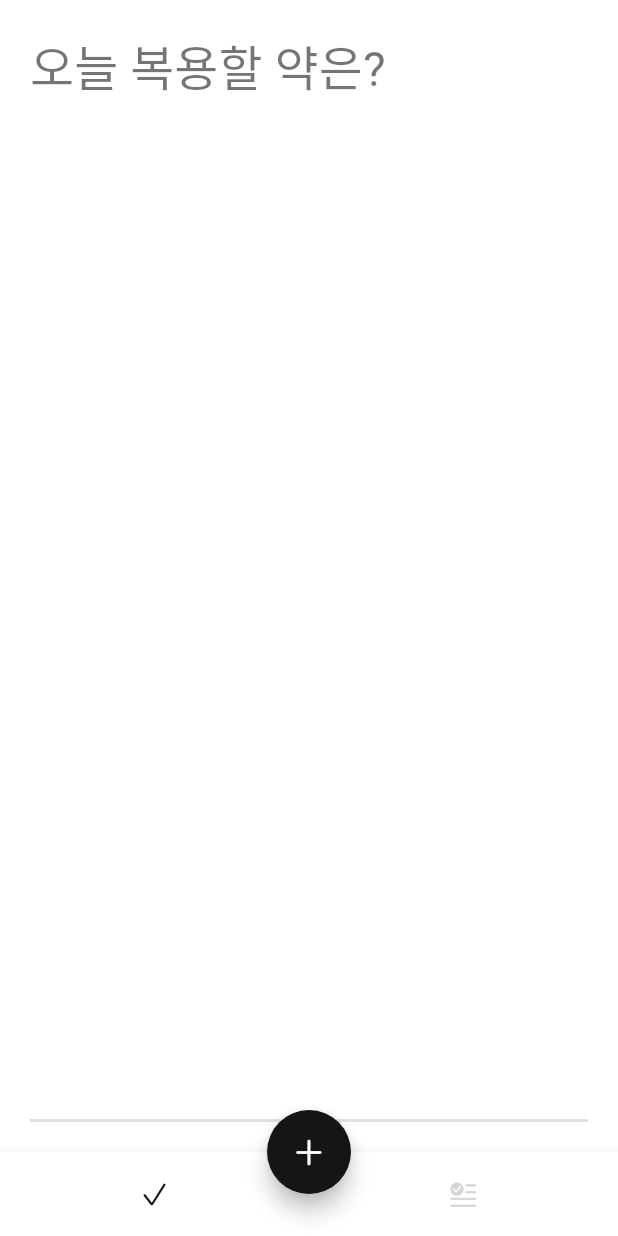
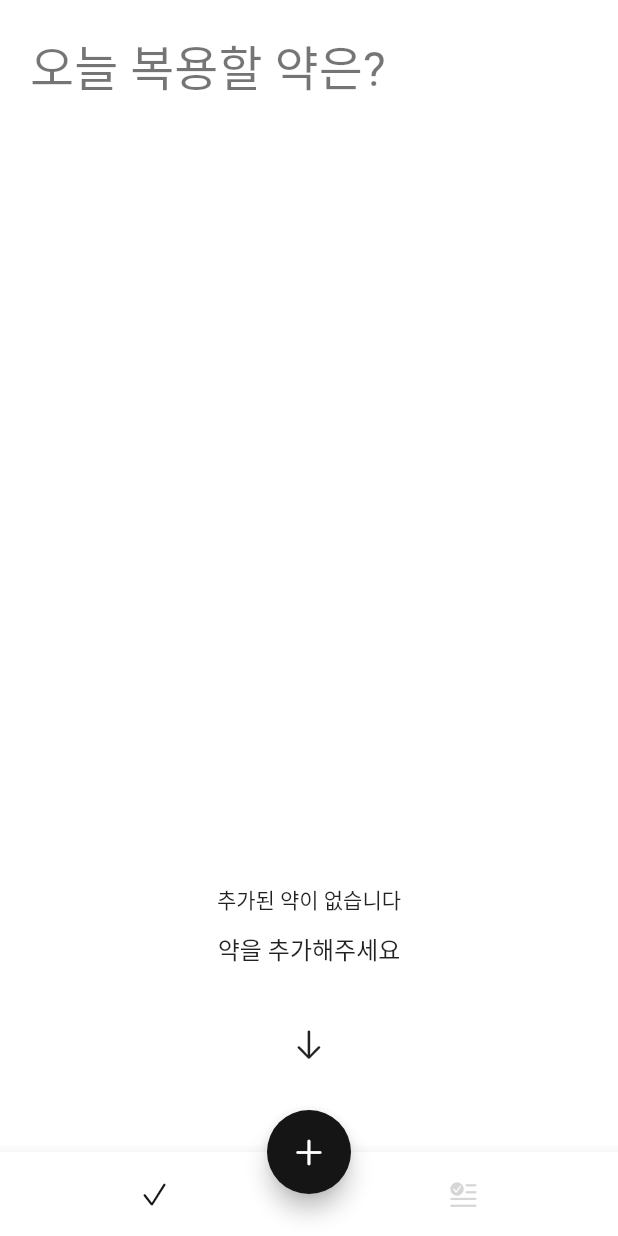
Before and after one commit to woojoung1217/PillMate_by_Flutter, a Flutter app: the screen it shows after launch, on a phone screen of 412 x 824 dp. Run offline on Flutter 3.47's test engine with Material 2 defaults, Android fonts, the phone set to English and light mode, and no system bars; our stand-ins replace flutter_local_notifications, flutter_native_timezone, hive, hive_flutter, image_picker, permission_handler and 1 more; accounts and stored records are empty; Roboto replaces fonts that are missing (GmarketSansTTF).

Commit message:
add newPage[today_empty + after_medicine.dart]

```diff
--- a/lib/pages/home_page.dart
+++ b/lib/pages/home_page.dart
@@ -18,7 +18,7 @@ class HomePage extends StatefulWidget {
 class _HomePageState extends State<HomePage> {
   int _currentIndex = 0;
   final _pages = [
-    const TodayPage(),
+    TodayPage(),
     const HistoryPage(),
     // 약국창 추가
     // const PharmacyPage(),
--- /dev/null
+++ b/lib/pages/today/today_empty_widget.dart
@@ -0,0 +1,27 @@
+import 'package:dory/components/dory_constants.dart';
+import 'package:flutter/cupertino.dart';
+import 'package:flutter/material.dart';
+
+class TodayEmpty extends StatelessWidget {
+  const TodayEmpty({Key? key}) : super(key: key);
+
+  @override
+  Widget build(BuildContext context) {
+    return Container(
+      child: Column(
+        mainAxisAlignment: MainAxisAlignment.end,
+        children: [
+          const Center(child: Text('추가된 약이 없습니다')),
+          const SizedBox(height: smallSpage),
+          Text(
+            '약을 추가해주세요',
+            style: Theme.of(context).textTheme.subtitle1,
+          ),
+          const SizedBox(height: largeSpage),
+          const Icon(CupertinoIcons.arrow_down),
+          const SizedBox(height: largeSpage),
+        ],
+      ),
+    );
+  }
+}
```
Also changed, not shown: lib/pages/today/after_medicine.dart (added, +49 -0 lines), lib/pages/today/today_page.dart (+123 -14 lines).
